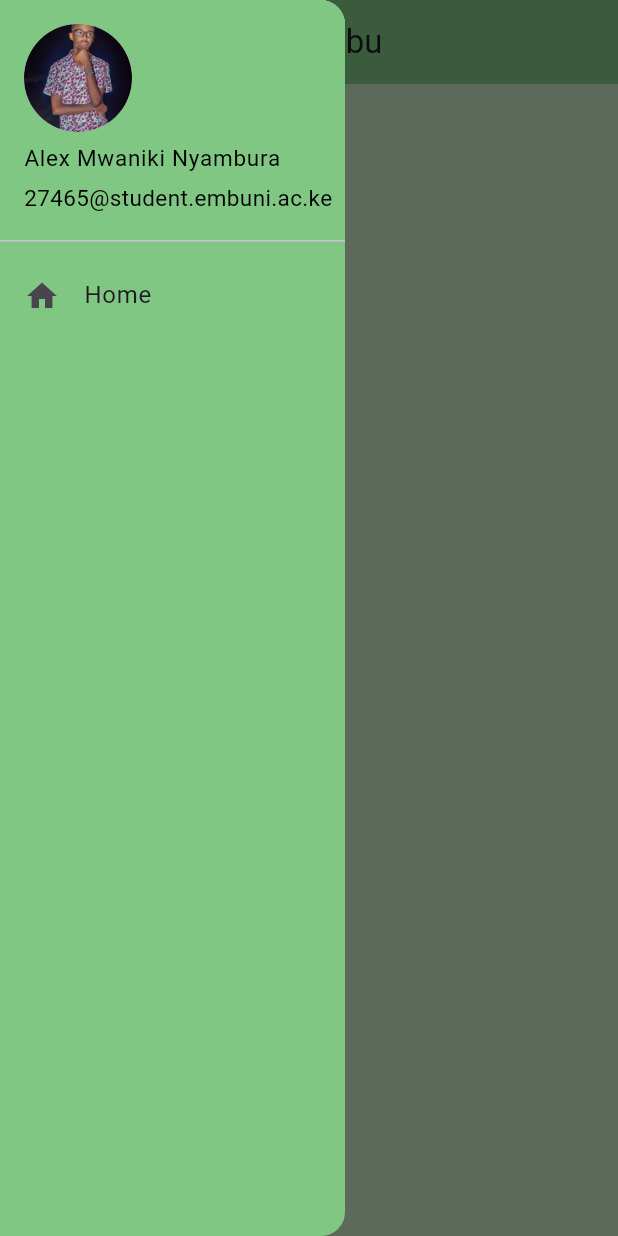
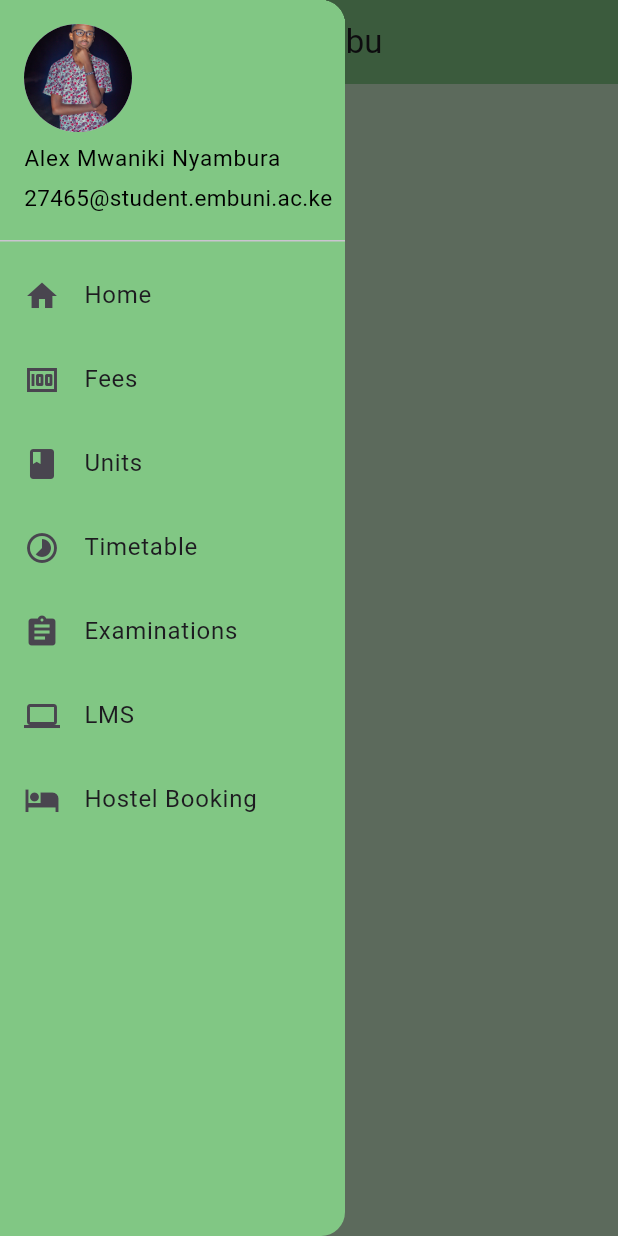
Before and after one commit to lxmwaniky/university_of_embu, a Flutter app: the HomePage screen opened directly, with the side drawer open, on a phone screen of 412 x 824 dp. Run offline on Flutter 3.47's test engine with Material 3 defaults, Android fonts, the phone set to English and light mode, and no system bars.

Commit message:
Added menu items for Fees, Units, Timetable, Examinations, LMS, Hostel Booking

```diff
--- a/lib/homepage.dart
+++ b/lib/homepage.dart
@@ -45,14 +45,61 @@ class HomePage extends StatelessWidget {
                 color: Colors.green[300],
               ),
             ),
+
+            //Home
             ListTile(
               leading: const Icon(Icons.home),
               title: const Text('Home'),
               onTap: () {
-
               },
             ),
+            //Fees
+            ListTile(
+              leading: const Icon(Icons.money),
+              title: const Text('Fees'),
+              onTap: () {
+              },
+            ),
+            //Units
+            ListTile(
+              leading: const Icon(Icons.book),
+              title: const Text('Units'),
+              onTap: () {
+              },
+            ),
+            //Timetable
+            ListTile(
+              leading: const Icon(Icons.timelapse),
+              title: const Text('Timetable'),
+              onTap: () {
+              },
+            ),
+            //Exam Results
+            ListTile(
+              leading: const Icon(Icons.assignment),
+              title: const Text('Examinations'),
+              onTap: () {
+              },
+            ),
+            //LMS
+            ListTile(
+              leading: const Icon(Icons.computer),
+              title: const Text('LMS'),
+              onTap: () {
+              },
+            ),
+            //Hostel Booking
+            ListTile(
+              leading: const Icon(Icons.hotel),
+              title: const Text('Hostel Booking'),
+              onTap: () {
+              },
+            ),
+            //Evaluation
 
+            //Reporting
+
+            //Logout
           ],
         ),
       ),
```
